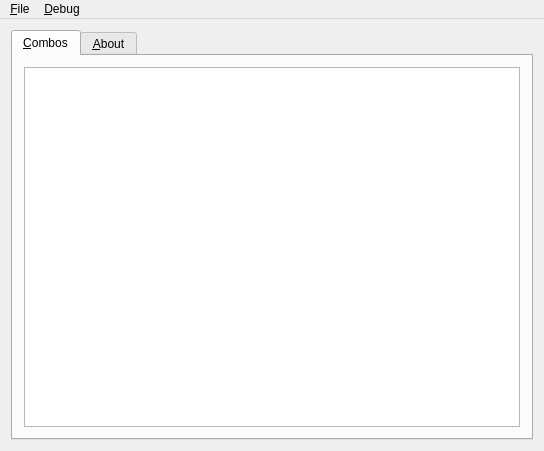
This is MainWindow.ui in xmichelo/Beeftext as Qt 5 draws it before an edit. The edited form follows.
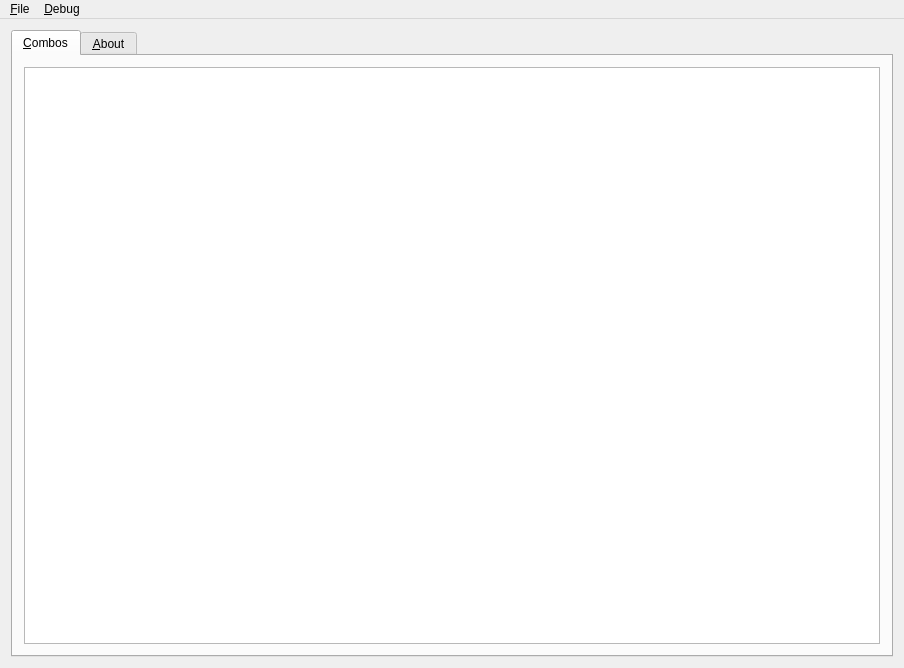
This is the edited form. Icons and pictures are not drawn.

Commit message: Added basic implementation of combo list table.

Patch:
```diff
--- a/MainWindow.ui
+++ b/MainWindow.ui
@@ -6,8 +6,8 @@
    <rect>
     <x>0</x>
     <y>0</y>
-    <width>544</width>
-    <height>442</height>
+    <width>904</width>
+    <height>668</height>
    </rect>
   </property>
   <property name="windowTitle">
@@ -29,7 +29,50 @@
        </attribute>
        <layout class="QVBoxLayout" name="verticalLayout_2">
         <item>
-         <widget class="QTableView" name="tableView"/>
+         <widget class="QTableView" name="tableComboList">
+          <property name="editTriggers">
+           <set>QAbstractItemView::NoEditTriggers</set>
+          </property>
+          <property name="tabKeyNavigation">
+           <bool>false</bool>
+          </property>
+          <property name="showDropIndicator" stdset="0">
+           <bool>false</bool>
+          </property>
+          <property name="alternatingRowColors">
+           <bool>false</bool>
+          </property>
+          <property name="selectionBehavior">
+           <enum>QAbstractItemView::SelectRows</enum>
+          </property>
+          <property name="showGrid">
+           <bool>true</bool>
+          </property>
+          <property name="sortingEnabled">
+           <bool>true</bool>
+          </property>
+          <property name="wordWrap">
+           <bool>false</bool>
+          </property>
+          <property name="cornerButtonEnabled">
+           <bool>false</bool>
+          </property>
+          <attribute name="horizontalHeaderDefaultSectionSize">
+           <number>120</number>
+          </attribute>
+          <attribute name="horizontalHeaderHighlightSections">
+           <bool>true</bool>
+          </attribute>
+          <attribute name="horizontalHeaderMinimumSectionSize">
+           <number>100</number>
+          </attribute>
+          <attribute name="horizontalHeaderStretchLastSection">
+           <bool>true</bool>
+          </attribute>
+          <attribute name="verticalHeaderVisible">
+           <bool>false</bool>
+          </attribute>
+         </widget>
         </item>
        </layout>
       </widget>
@@ -142,7 +185,7 @@
     <rect>
      <x>0</x>
      <y>0</y>
-     <width>544</width>
+     <width>904</width>
      <height>21</height>
     </rect>
    </property>
```
The commit also changes 7 other files.
